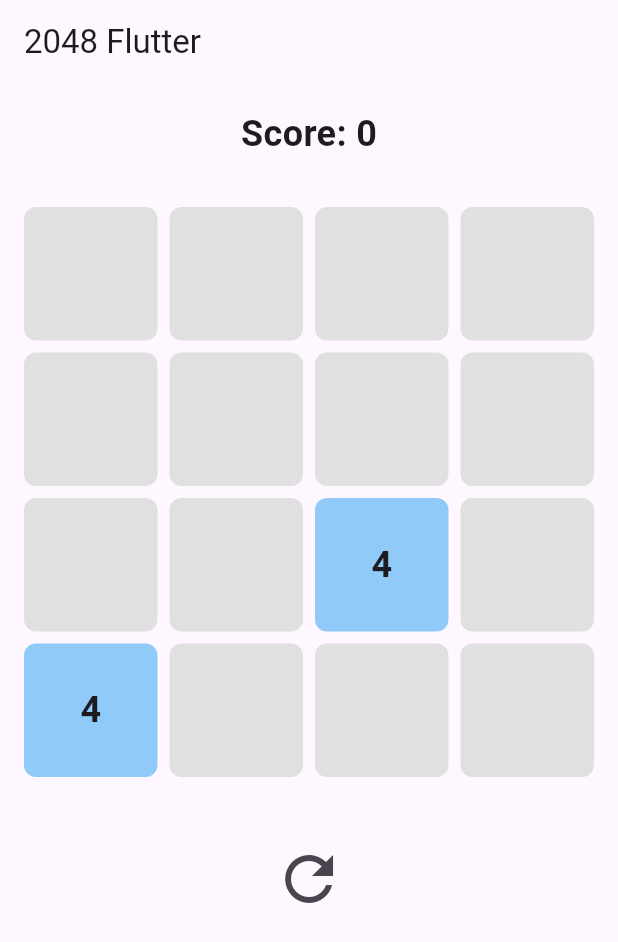
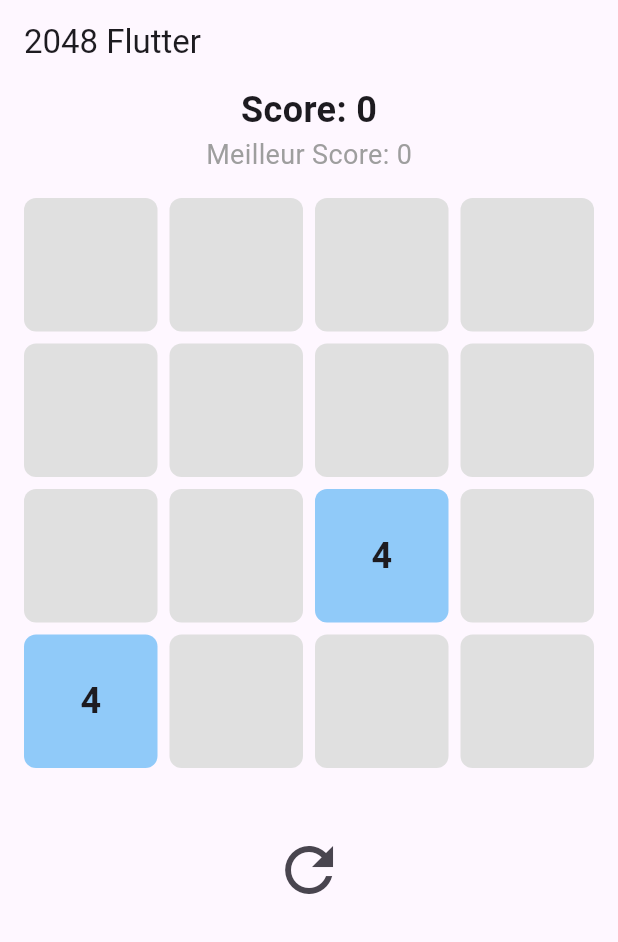
Before and after one commit to UnboringCompany/deux_mille_quarante_huit, a Flutter app: the screen it shows after launch, after a tap on the "refresh" icon, on a phone screen of 412 x 824 dp. Shown: the top 942 px of the screen. Run offline on Flutter 3.47's test engine with Material 3 defaults, Android fonts, the phone set to English and light mode, and no system bars; our stand-ins replace shared_preferences.

Commit message:
feat: meilleur score

```diff
--- a/lib/widgets/game_provider.dart
+++ b/lib/widgets/game_provider.dart
@@ -3,14 +3,33 @@ import 'package:flutter/foundation.dart';
 import 'package:flutter/material.dart';
 import 'dart:async';
 
+import 'package:shared_preferences/shared_preferences.dart';
+
 class GameProvider with ChangeNotifier {
   List<List<int>> grid = List.generate(4, (_) => List.generate(4, (_) => 0));
   int score = 0;
+  int bestScore = 0;
 
   bool isGameOver = false;
 
   GameProvider() {
     resetGame();
+    _loadBestScore();
+  }
+
+  Future<void> _loadBestScore() async {
+    final prefs = await SharedPreferences.getInstance();
+    bestScore = prefs.getInt('bestScore') ?? 0;  // 0 si aucune valeur n'est encore enregistrée
+    notifyListeners();
+  }
+
+  Future<void> _saveBestScore() async {
+    final prefs = await SharedPreferences.getInstance();
+    if (score > bestScore) {
+      bestScore = score;
+      await prefs.setInt('bestScore', bestScore);
+      notifyListeners();
+    }
   }
 
   void resetGame() {
@@ -125,6 +144,8 @@ class GameProvider with ChangeNotifier {
       if (_isGameOver()) {
         isGameOver = true;
       }
+
+      _saveBestScore();
     });
   }
 
--- a/lib/widgets/score.dart
+++ b/lib/widgets/score.dart
@@ -5,14 +5,19 @@ import 'game_provider.dart';
 class ScoreWidget extends StatelessWidget {
   @override
   Widget build(BuildContext context) {
-    final score = context.watch<GameProvider>().score;
+    final gameProvider = context.watch<GameProvider>();
 
-    return Container(
-      padding: EdgeInsets.all(16),
-      child: Text(
-        'Score: $score',
-        style: TextStyle(fontSize: 24, fontWeight: FontWeight.bold),
-      ),
+   return Column(
+      children: [
+        Text(
+          'Score: ${gameProvider.score}',
+          style: TextStyle(fontSize: 24, fontWeight: FontWeight.bold),
+        ),
+        Text(
+          'Meilleur Score: ${gameProvider.bestScore}',  // Afficher le meilleur score
+          style: TextStyle(fontSize: 18, color: Colors.grey),
+        ),
+      ],
     );
   }
 }
--- a/pubspec.yaml
+++ b/pubspec.yaml
@@ -36,6 +36,7 @@ dependencies:
   # Use with the CupertinoIcons class for iOS style icons.
   cupertino_icons: ^1.0.2
   provider: ^6.1.2
+  shared_preferences: ^2.0.9
 
 dev_dependencies:
   flutter_test:
```
Also changed, not shown: pubspec.lock, 1 other file.
